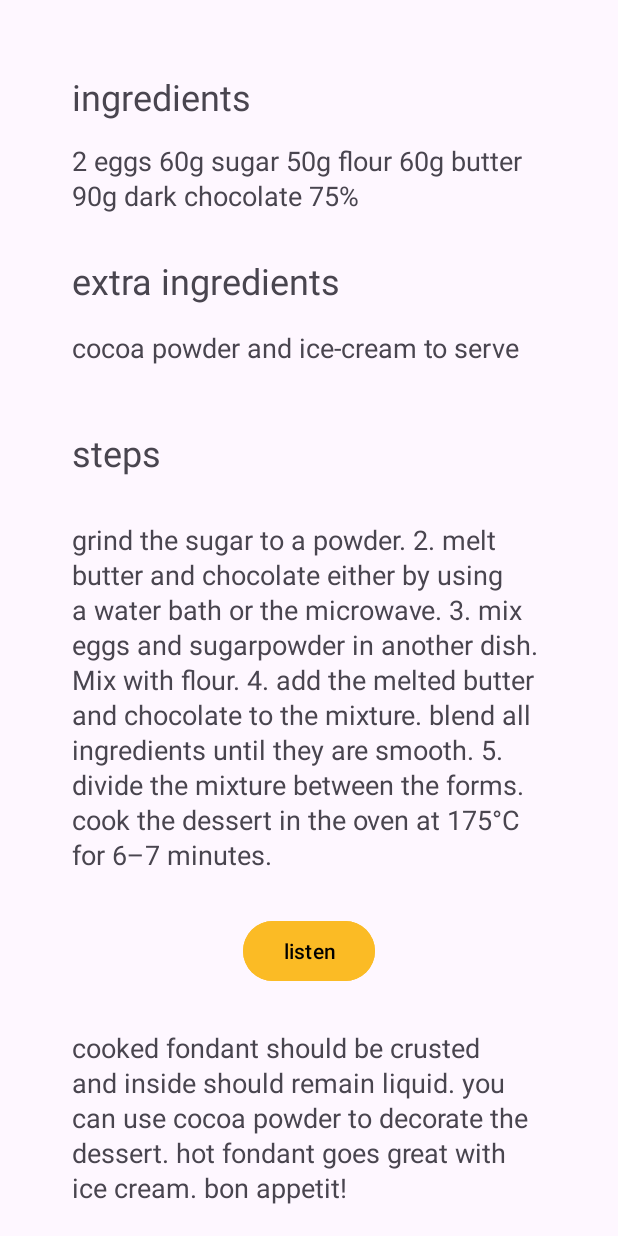
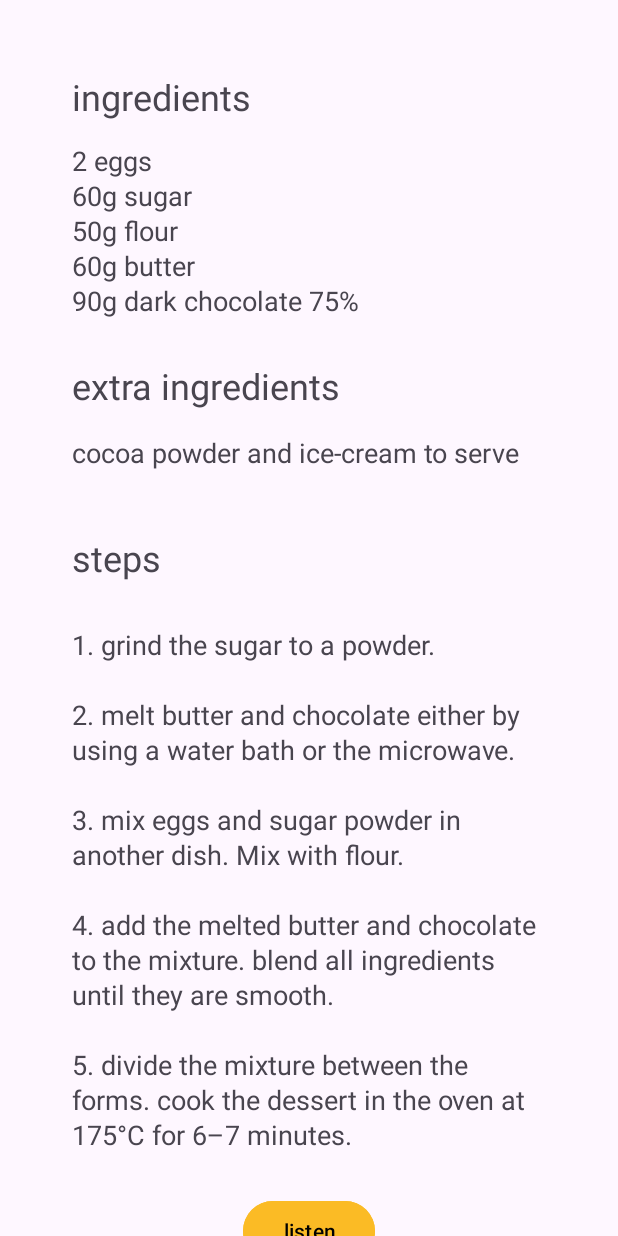
Before and after one commit to mth1lda/daria_recipe, an Android app: the screen it shows after launch (MainActivity), on a phone screen of 412 x 824 dp. Run offline under Robolectric (Android 15) with nearby library versions, the phone set to English and light mode, and no system bars.

Commit message:
languages - ok

```diff
--- a/app/src/main/res/values/strings.xml
+++ b/app/src/main/res/values/strings.xml
@@ -1,11 +1,11 @@
 <resources>
     <string name="app_name">daria_recipe</string>
     <string name="ingredients_title">ingredients</string>
-    <string name="ingredients_list">2 eggs&#xA;60g sugar&#xA;50g flour&#xA;60g butter&#xA;90g dark chocolate 75%&#xA;</string>
+    <string name="ingredients_list">2 eggs\n60g sugar\n50g flour\n60g butter\n90g dark chocolate 75%</string>
     <string name="extra_title">extra ingredients</string>
     <string name="extra_list">cocoa powder and ice-cream to serve</string>
     <string name="steps_title">steps</string>
-    <string name="steps_list">grind the sugar to a powder.&#xA;&#xA;2. melt butter and chocolate either by using a water bath or the microwave.&#xA;&#xA;3. mix eggs and sugarpowder in another dish. Mix with flour.&#xA;&#xA;4. add the melted butter and chocolate to the mixture. blend all ingredients until they are smooth.&#xA;&#xA;5. divide the mixture between the forms. cook the dessert in the oven at 175°C for 6–7 minutes.</string>
+    <string name="steps_list">1. grind the sugar to a powder.\n\n2. melt butter and chocolate either by using a water bath or the microwave.\n\n3. mix eggs and sugar powder in another dish. Mix with flour.\n\n4. add the melted butter and chocolate to the mixture. blend all ingredients until they are smooth.\n\n5. divide the mixture between the forms. cook the dessert in the oven at 175°C for 6–7 minutes.</string>
     <string name="steps">listen</string>
     <string name="tip">cooked fondant should be crusted and inside should remain liquid. you can use cocoa powder to decorate the dessert. hot fondant goes great with ice cream. bon appetit!</string>
 </resources>
```
Also changed, not shown: 2 other files.
